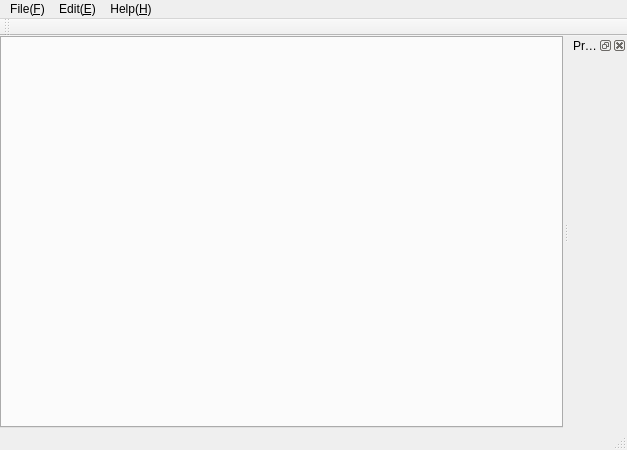
The window that Marken/form/Marken.ui (RominYue/Marken) describes before a commit, drawn with Qt 5.
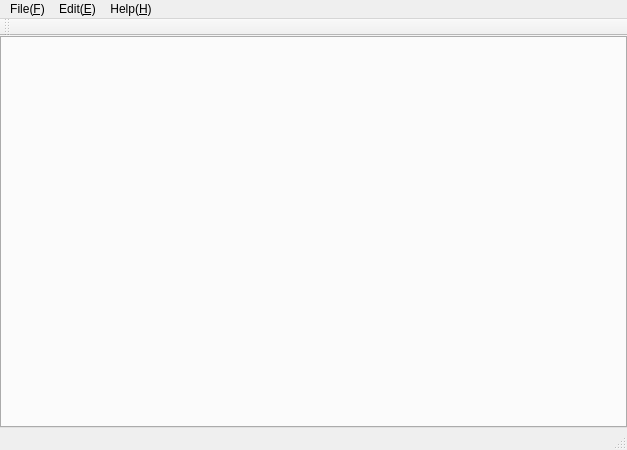
The same window after the commit. Custom widgets are drawn as their Qt base class.

Diff of the .ui file:
```diff
--- a/Marken/form/Marken.ui
+++ b/Marken/form/Marken.ui
@@ -106,36 +106,6 @@
    </attribute>
   </widget>
   <widget class="QStatusBar" name="statusBar"/>
-  <widget class="QDockWidget" name="dockWidgetPreview">
-   <property name="windowTitle">
-    <string>Previewer</string>
-   </property>
-   <attribute name="dockWidgetArea">
-    <number>2</number>
-   </attribute>
-   <widget class="QWidget" name="dockWidgetContents">
-    <layout class="QHBoxLayout" name="horizontalLayout">
-     <property name="spacing">
-      <number>0</number>
-     </property>
-     <property name="leftMargin">
-      <number>0</number>
-     </property>
-     <property name="topMargin">
-      <number>0</number>
-     </property>
-     <property name="rightMargin">
-      <number>0</number>
-     </property>
-     <property name="bottomMargin">
-      <number>0</number>
-     </property>
-     <item>
-      <widget class="Previewer" name="previewer" native="true"/>
-     </item>
-    </layout>
-   </widget>
-  </widget>
   <action name="actionOpen">
    <property name="text">
     <string>Open...(&amp;O)</string>
@@ -262,14 +232,6 @@
   </action>
  </widget>
  <layoutdefault spacing="6" margin="11"/>
- <customwidgets>
-  <customwidget>
-   <class>Previewer</class>
-   <extends>QWidget</extends>
-   <header>previewer.h</header>
-   <container>1</container>
-  </customwidget>
- </customwidgets>
  <resources/>
  <connections/>
 </ui>
```
